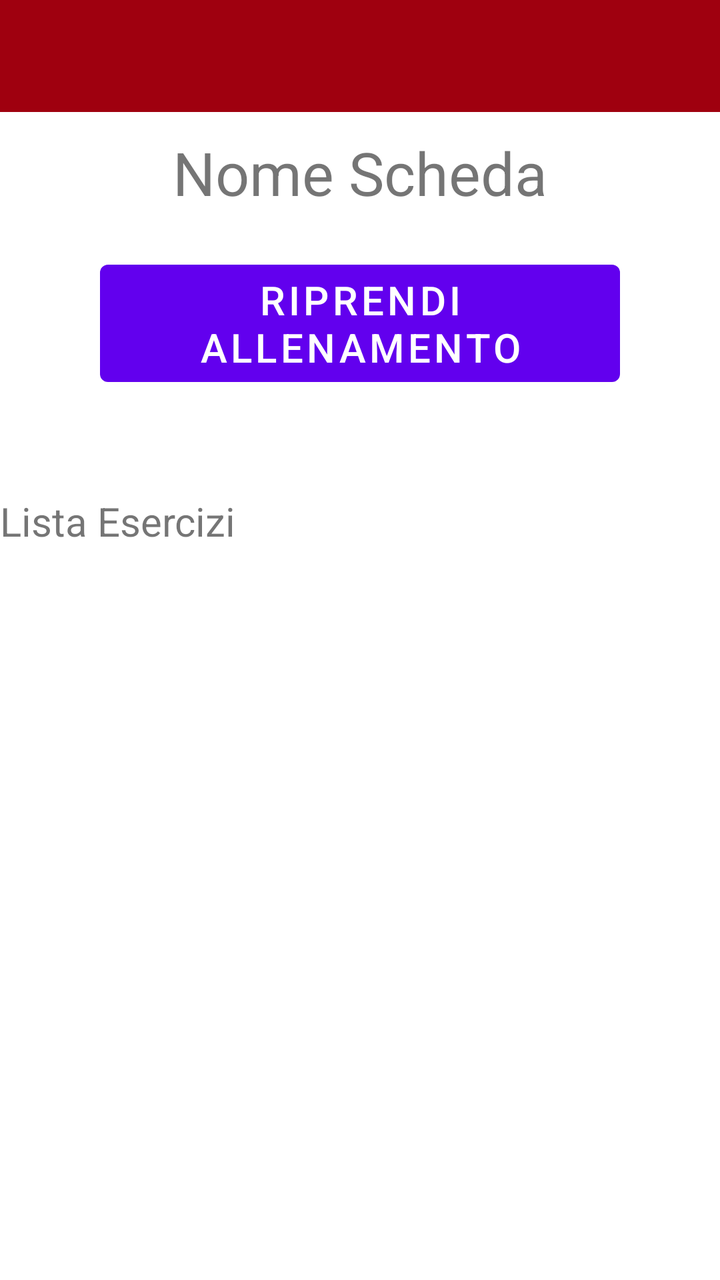
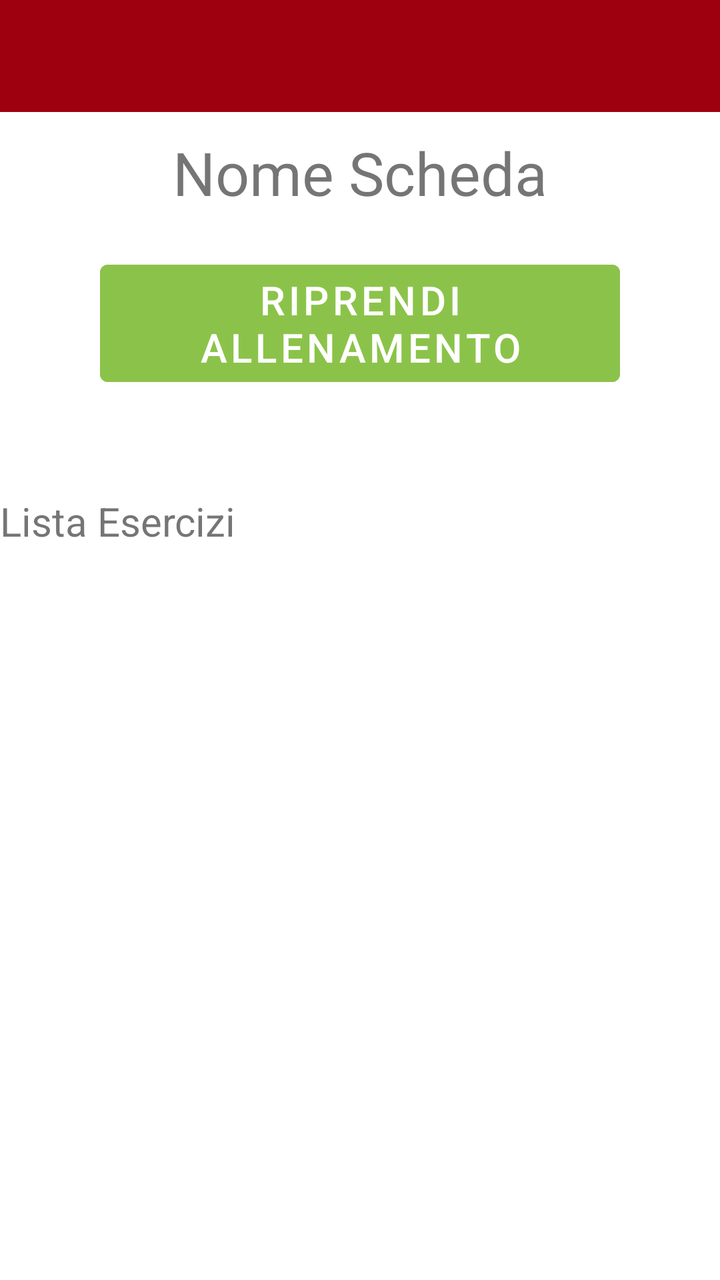

Before-and-after screenshots of an Android layout around one commit, followed by the original layout XML and the change that was made.
<!-- AndroidManifest.xml: application theme Theme.YourCali -->
<!-- res/layout/activity_workout_plan_overview.xml -->
<?xml version="1.0" encoding="utf-8"?>
<androidx.constraintlayout.widget.ConstraintLayout xmlns:android="http://schemas.android.com/apk/res/android"
    xmlns:app="http://schemas.android.com/apk/res-auto"
    xmlns:tools="http://schemas.android.com/tools"
    android:layout_width="match_parent"
    android:layout_height="match_parent"
    tools:context=".WorkoutPlanOverviewActivity">


    <LinearLayout
        android:layout_width="match_parent"
        android:layout_height="match_parent"
        android:orientation="vertical">

        <com.google.android.material.appbar.AppBarLayout
            android:layout_width="match_parent"
            android:layout_height="wrap_content"
            app:layout_constraintEnd_toEndOf="parent"
            app:layout_constraintStart_toStartOf="parent"
            app:layout_constraintTop_toTopOf="parent">

            <androidx.appcompat.widget.Toolbar
                android:id="@+id/myToolbarAllenamento"
                android:layout_width="match_parent"
                android:layout_height="wrap_content"
                android:background="@color/Cranberry"
                android:minHeight="?attr/actionBarSize"
                android:theme="@style/MyThemeOverlay_Toolbar2" />
        </com.google.android.material.appbar.AppBarLayout>

        <Space
            android:layout_width="match_parent"
            android:layout_height="10dp"/>

        <TextView
            android:layout_width="wrap_content"
            android:layout_height="wrap_content"
            android:id="@+id/nomeSchedaOverview"
            android:text="Nome Scheda"
            android:textSize="30dp"
            android:layout_gravity="center"/>
        <Space
            android:layout_width="match_parent"
            android:layout_height="20dp"/>

        <Button
            android:id="@+id/buttonSchedaOverview"
            android:layout_width="match_parent"
            android:layout_height="wrap_content"
            android:layout_marginHorizontal="50dp"
            android:text="Riprendi allenamento"
            android:textSize="20dp" />

        <Space
            android:layout_width="match_parent"
            android:layout_height="50dp"/>

        <TextView
            android:layout_width="wrap_content"
            android:layout_height="wrap_content"
            android:text="Lista Esercizi"
            android:textSize="20dp"/>

        <ScrollView
            android:layout_width="match_parent"
            android:layout_height="match_parent">


            <androidx.recyclerview.widget.RecyclerView
                android:layout_width="match_parent"
                android:layout_height="match_parent"
                android:id="@+id/recyclerSchedaOverview"/>

        </ScrollView>


    </LinearLayout>

</androidx.constraintlayout.widget.ConstraintLayout>
<!-- resources referenced by this layout -->
<resources>
  <color name="Cranberry">#9F000F</color>
  <style name="MyThemeOverlay_Toolbar2" parent="ThemeOverlay.MaterialComponents.Toolbar.Primary">
          
          <item name="android:textColorPrimary">@color/white</item>
  
          
          <item name="colorOnPrimary">@color/white</item>
      </style>
  <style name="Theme.YourCali" parent="Theme.MaterialComponents.DayNight.NoActionBar">
          
          <item name="colorPrimary">@color/purple_500</item>
          <item name="colorPrimaryVariant">@color/purple_700</item>
          <item name="colorOnPrimary">@color/white</item>
          
          <item name="colorSecondary">@color/teal_200</item>
          <item name="colorSecondaryVariant">@color/teal_700</item>
          <item name="colorOnSecondary">@color/black</item>
          
          <item name="android:statusBarColor">@color/DarkCranberry</item>
          
      </style>
  <color name="white">#FFFFFFFF</color>
  <color name="purple_500">#FF6200EE</color>
  <color name="purple_700">#FF3700B3</color>
  <color name="teal_200">#FF03DAC5</color>
  <color name="teal_700">#FF018786</color>
  <color name="black">#FF000000</color>
  <color name="DarkCranberry">#FF7A020E</color>
</resources>

<!-- the commit's change to res/layout/activity_workout_plan_overview.xml (unified diff, before → after) -->
@@ -48,6 +48,7 @@
             android:layout_width="match_parent"
             android:layout_height="wrap_content"
             android:layout_marginHorizontal="50dp"
+            android:backgroundTint="#8BC34A"
             android:text="Riprendi allenamento"
             android:textSize="20dp" />
 
